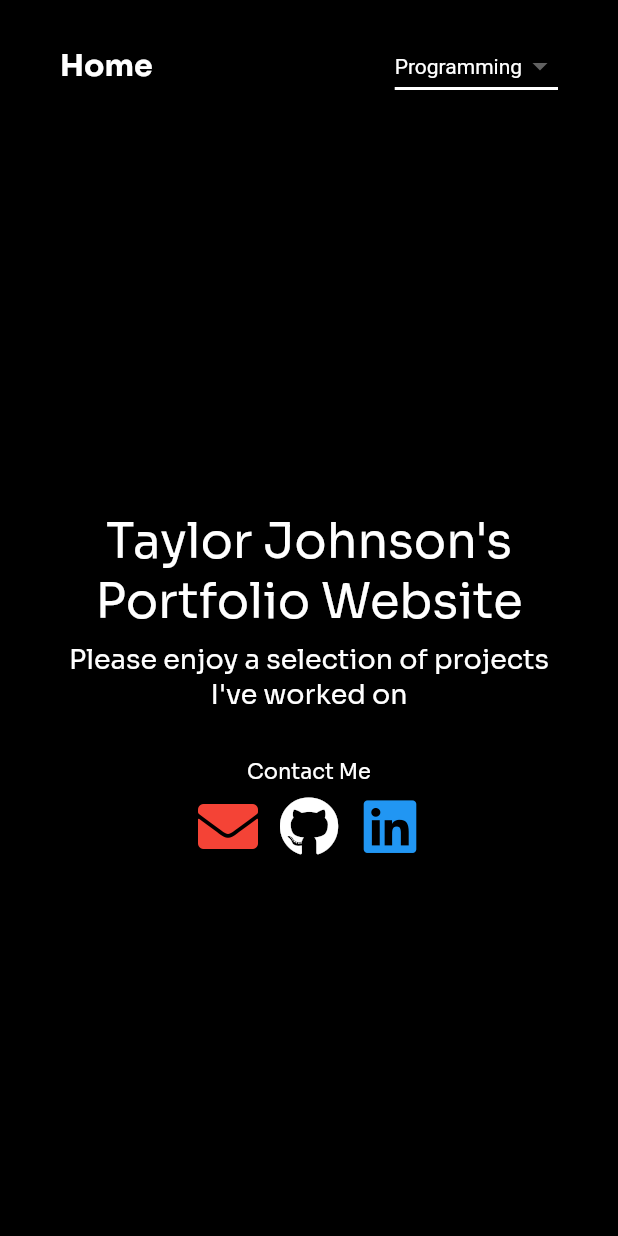
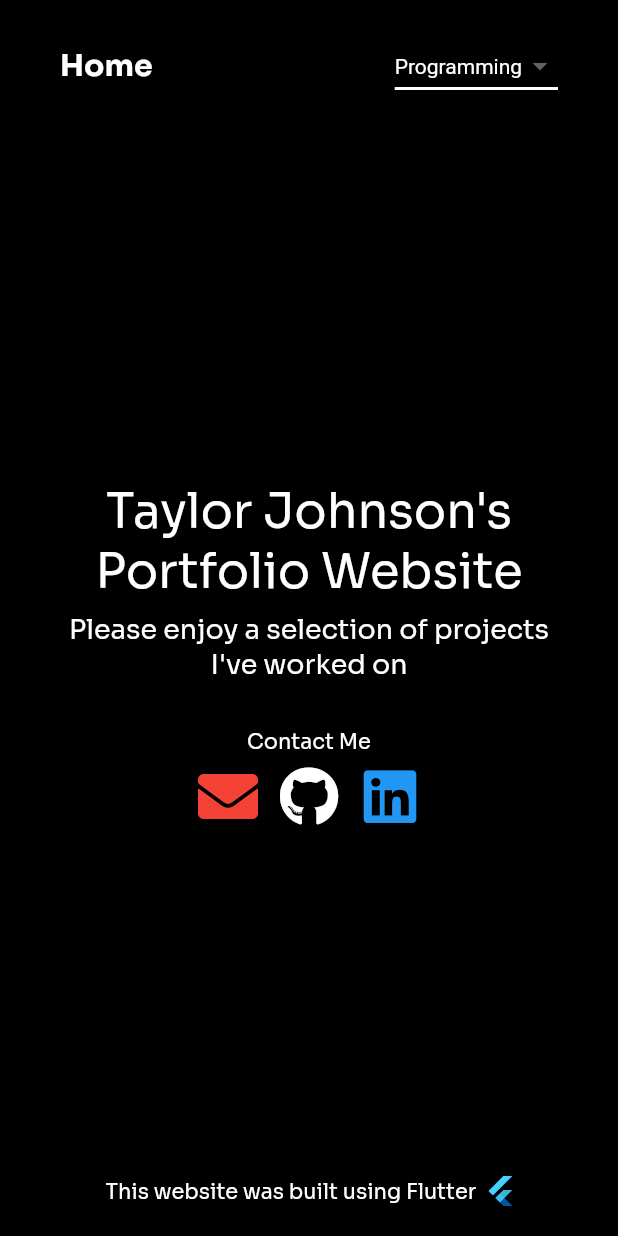
Before and after one commit to tayloraj10/Portfolio, a Flutter app: the screen it shows after launch, on a phone screen of 412 x 824 dp. Run offline on Flutter 3.47's test engine with Material 2 defaults, Android fonts, the phone set to English and light mode, and no system bars; our stand-ins replace flutter_svg, font_awesome_flutter, full_screen_image, google_fonts; missing offline and left inert: syncfusion_flutter_pdfviewer.

Commit message:
add flutter attribution

```diff
--- a/lib/pages/home.dart
+++ b/lib/pages/home.dart
@@ -1,4 +1,5 @@
 import 'package:flutter/material.dart';
+import 'package:flutter_svg/svg.dart';
 import 'package:font_awesome_flutter/font_awesome_flutter.dart';
 import 'package:portfolio/components/nav_bar.dart';
 import 'package:url_launcher/url_launcher.dart';
@@ -92,6 +93,25 @@ class Home extends StatelessWidget {
               ),
             ),
           ),
+          Padding(
+            padding: const EdgeInsets.only(bottom: 20),
+            child: Row(
+              mainAxisAlignment: MainAxisAlignment.center,
+              children: [
+                Text(
+                  'This website was built using Flutter',
+                  style: TextStyle(color: Colors.white),
+                ),
+                SizedBox(
+                  width: 8,
+                ),
+                SvgPicture.asset(
+                  'assets/flutter-logo.svg',
+                  height: 20,
+                )
+              ],
+            ),
+          )
         ],
       ),
     );
--- a/pubspec.yaml
+++ b/pubspec.yaml
@@ -36,6 +36,8 @@ dependencies:
   google_fonts: ^2.2.0
   syncfusion_flutter_pdfviewer: ^19.4.42-beta
   url_launcher: ^6.0.18
+  flutter_svg: ^1.0.1
+
 
 dev_dependencies:
   flutter_lints: ^1.0.0
@@ -56,6 +58,7 @@ flutter:
     - assets/programming/
     - assets/resume/
     - assets/nfts/
+    - assets/
   # An image asset can refer to one or more resolution-specific "variants", see
   # https://flutter.dev/assets-and-images/#resolution-aware.
   # For details regarding adding assets from package dependencies, see
```
Also changed, not shown: assets/flutter-logo.png (added), assets/flutter-logo.svg (added), pubspec.lock, 1 other file.
